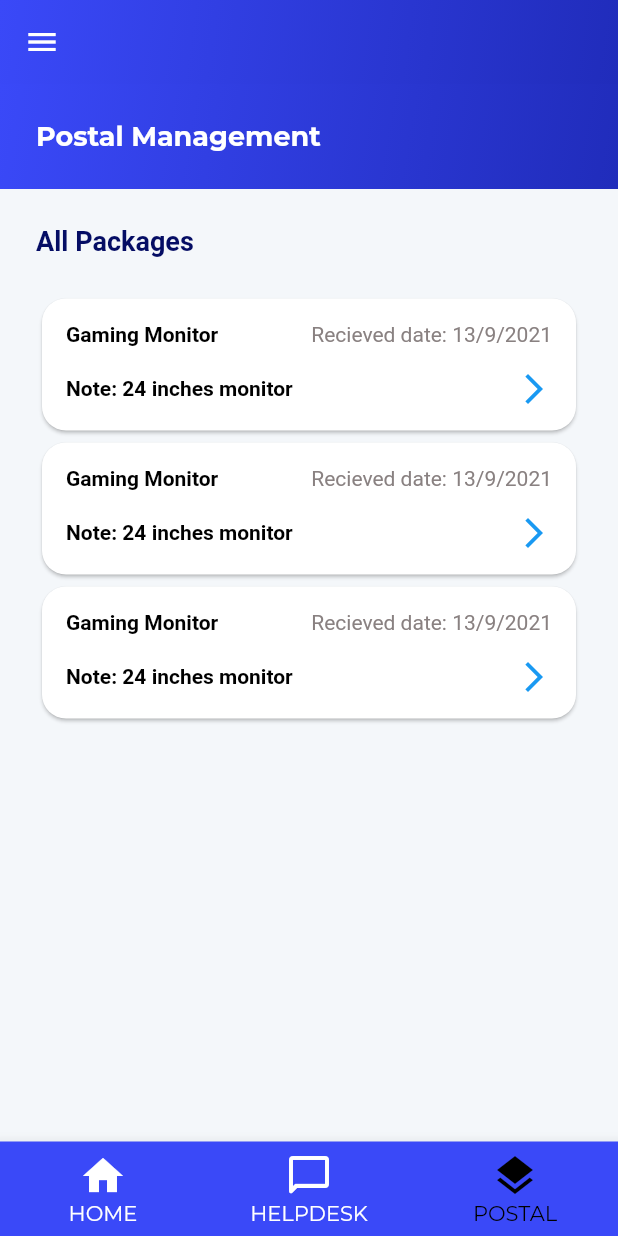
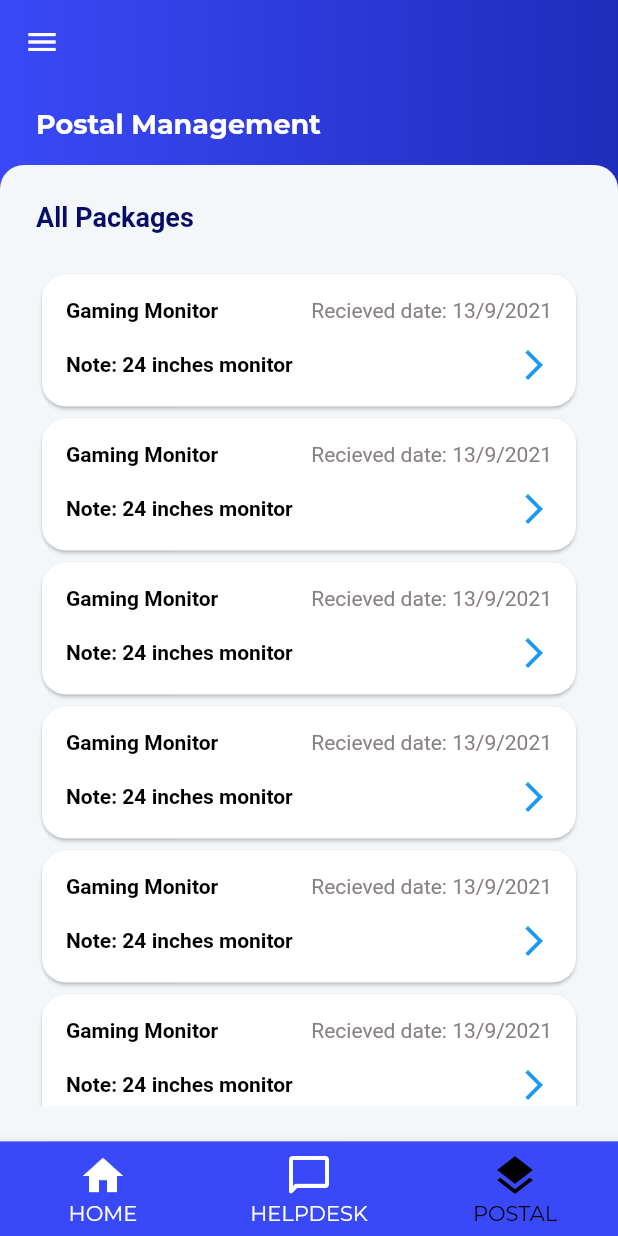
Before and after one commit to boy-warakorn/rmp-flutter, a Flutter app: the screen it shows after launch, item 3 of the bottom bar chosen, on a phone screen of 412 x 824 dp. Run offline on Flutter 3.47's test engine with Material 2 defaults, Android fonts, the phone set to English and light mode, and no system bars; our stand-ins replace flutter_hooks, font_awesome_flutter, google_fonts; network calls fail.

Commit message:
Fix postal screen

```diff
--- a/lib/screens/condos/postal/postal_screen.dart
+++ b/lib/screens/condos/postal/postal_screen.dart
@@ -9,22 +9,23 @@ class PostalScreen extends StatelessWidget {
 
   @override
   Widget build(BuildContext context) {
-    return Column(
-      crossAxisAlignment: CrossAxisAlignment.stretch,
-      children: [
-        Container(
-          padding: EdgeInsets.all(
-            kSizeS * 1.5,
-          ),
+    return Container(
       decoration: BoxDecoration(
         gradient: LinearGradient(
-              begin: Alignment.topLeft,
-              end: Alignment.bottomRight,
+          begin: Alignment.centerLeft,
+          end: Alignment.centerRight,
           colors: <Color>[
             kBrandColor,
             kBrandAlternativeDarkerColor,
           ],
         ),
+      ),
+      child: Column(
+        children: [
+          Container(
+            padding: EdgeInsets.symmetric(
+              horizontal: kSizeS * 1.5,
+              vertical: kSizeS,
             ),
             child: Column(
               mainAxisAlignment: MainAxisAlignment.start,
@@ -65,29 +66,23 @@ class PostalScreen extends StatelessWidget {
                   ),
                   kSizedBoxVerticalXS,
                   kSizedBoxVerticalS,
-                PackageCard(
+                  Expanded(
+                    child: ListView.builder(
+                      itemCount: 10,
+                      itemBuilder: (ctx, index) => PackageCard(
                         title: "Gaming Monitor",
                         date: "13/9/2021",
                         note: "24 inches monitor",
                         onPressed: () => print('this is package.'),
                       ),
-                PackageCard(
-                  title: "Gaming Monitor",
-                  date: "13/9/2021",
-                  note: "24 inches monitor",
-                  onPressed: () => print('this is package.'),
                     ),
-                PackageCard(
-                  title: "Gaming Monitor",
-                  date: "13/9/2021",
-                  note: "24 inches monitor",
-                  onPressed: () => print('this is package.'),
                   ),
                 ],
               ),
             ),
           ),
         ],
+      ),
     );
   }
 }
--- a/lib/screens/main_screen.dart
+++ b/lib/screens/main_screen.dart
@@ -1,5 +1,6 @@
 import 'package:flutter_hooks/flutter_hooks.dart';
 import 'package:flutter/material.dart';
+import 'package:rmp_flutter/configs/colors.dart';
 import 'package:rmp_flutter/screens/condos/help-desk/help_desk_screen.dart';
 import 'package:rmp_flutter/screens/condos/login_screen.dart';
 import 'package:rmp_flutter/screens/condos/postal/postal_screen.dart';
@@ -28,6 +29,7 @@ class MainScreen extends HookWidget {
     }
 
     return Scaffold(
+      backgroundColor: kBgColor,
       appBar: MainAppBar(haveFilter: false),
       drawer: MainDrawer(),
       body: _tabs[_currentTabIndex.value],
--- a/lib/widgets/navigations/app_bar.dart
+++ b/lib/widgets/navigations/app_bar.dart
@@ -17,9 +17,12 @@ class MainAppBar extends StatelessWidget implements PreferredSizeWidget {
       flexibleSpace: Container(
         decoration: BoxDecoration(
           gradient: LinearGradient(
-            begin: Alignment.topLeft,
-            end: Alignment.bottomRight,
-            colors: <Color>[kBrandColor, kBrandAlternativeDarkerColor],
+            begin: Alignment.centerLeft,
+            end: Alignment.centerRight,
+            colors: <Color>[
+              kBrandColor,
+              kBrandAlternativeDarkerColor,
+            ],
           ),
         ),
       ),
```
Lines whose indentation alone changed are shown as unchanged.
